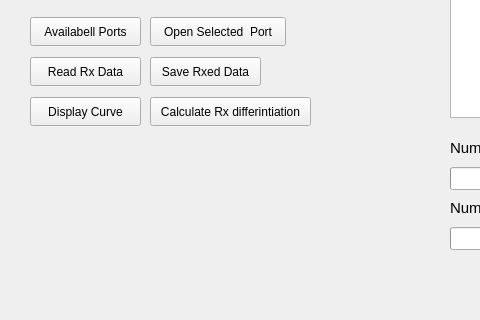
First picture: the form in Python_Files/main_window.ui, repository 5Coffee-Break2/PyQT_Draw_Electric_Signal, before the edit; both pictures show x 0 to 480 and y 313 to 633 of the 787 by 633 pixel window.
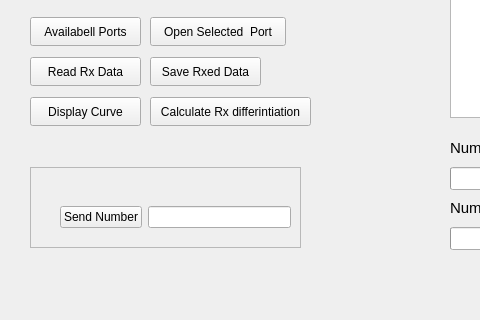
Second picture: the form after the edit.

```diff
--- a/Python_Files/main_window.ui
+++ b/Python_Files/main_window.ui
@@ -235,6 +235,50 @@
      <string>Calculate Rx differintiation</string>
     </property>
    </widget>
+   <widget class="QFrame" name="frame">
+    <property name="geometry">
+     <rect>
+      <x>30</x>
+      <y>480</y>
+      <width>271</width>
+      <height>81</height>
+     </rect>
+    </property>
+    <property name="sizePolicy">
+     <sizepolicy hsizetype="MinimumExpanding" vsizetype="Preferred">
+      <horstretch>0</horstretch>
+      <verstretch>0</verstretch>
+     </sizepolicy>
+    </property>
+    <property name="frameShape">
+     <enum>QFrame::StyledPanel</enum>
+    </property>
+    <property name="frameShadow">
+     <enum>QFrame::Raised</enum>
+    </property>
+    <widget class="QWidget" name="horizontalLayoutWidget">
+     <property name="geometry">
+      <rect>
+       <x>30</x>
+       <y>20</y>
+       <width>231</width>
+       <height>61</height>
+      </rect>
+     </property>
+     <layout class="QHBoxLayout" name="send_num_layout">
+      <item>
+       <widget class="QPushButton" name="pushButton">
+        <property name="text">
+         <string>Send Number</string>
+        </property>
+       </widget>
+      </item>
+      <item>
+       <widget class="QLineEdit" name="send_num_EdtWdg"/>
+      </item>
+     </layout>
+    </widget>
+   </widget>
   </widget>
   <widget class="QMenuBar" name="menubar">
    <property name="geometry">
```
Left out of the diff: 22 changed lines with no effect on the pictures.
